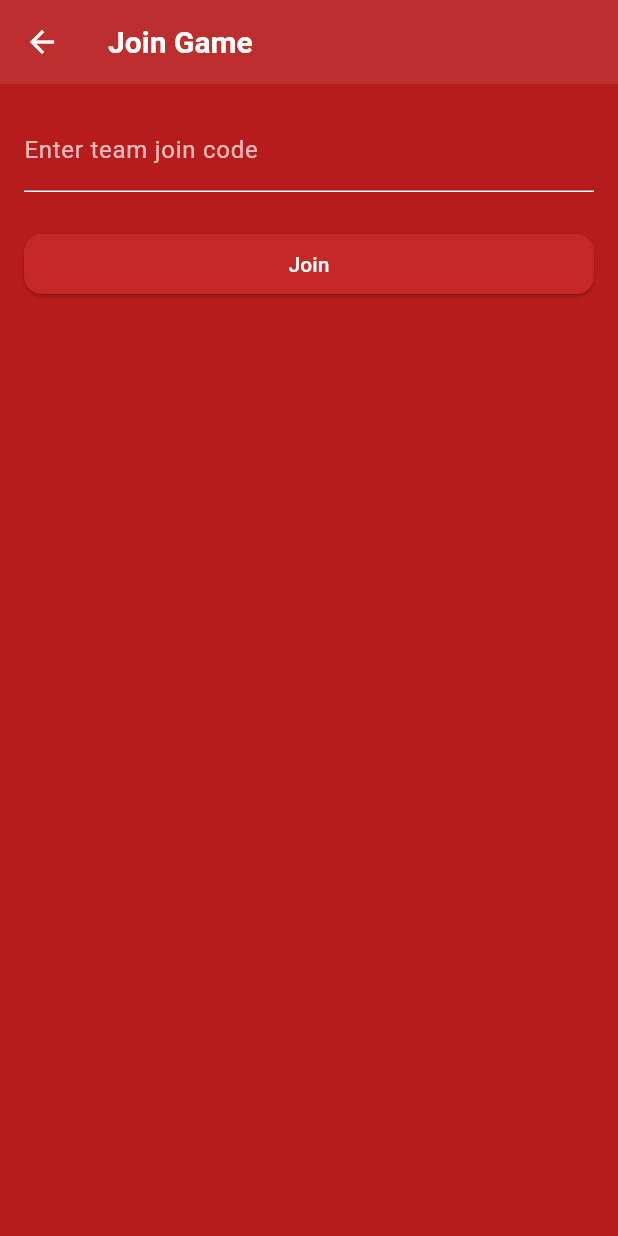
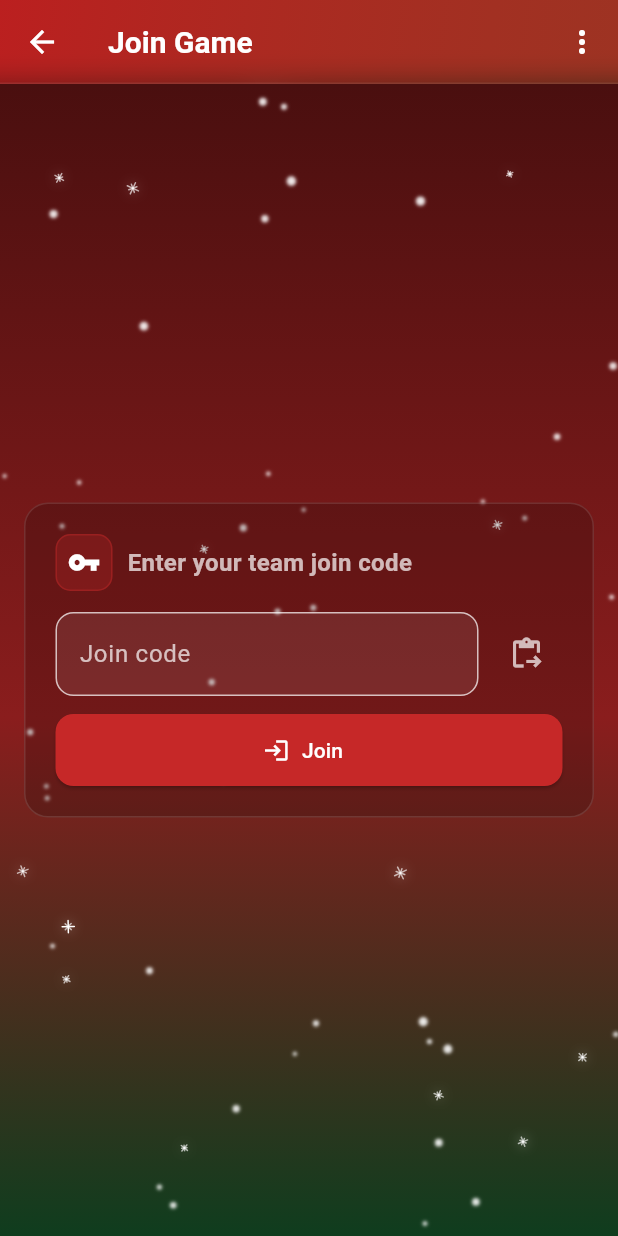
Before and after one commit to Batyito/christmas-bingo, a Flutter app: the JoinGameScreen screen opened directly, on a phone screen of 412 x 824 dp. Run offline on Flutter 3.47's test engine with Material 3 defaults, Android fonts, the phone set to English and light mode, and no system bars; our stand-ins replace cloud_firestore, confetti, firebase_auth, firebase_core; missing offline and left inert: flutter_fireworks; accounts and stored records are empty.

Commit message:
Refactor JoinGameScreen: themed UI, visual effects and improved join-code input
- Replace plain AppBar with GradientBlurAppBar (adds back nav + quick-nav action)
- Add seasonal background and overlays (snowfall/twinkles for Christmas, bunnies/floaters otherwise)
- Center content in a constrained card with updated styling (rounded, translucent, border)
- Improve join-code TextField: paste button, alphanumeric filtering, uppercase formatter, 12-char limit and updated hint/label
- Show inline error text and loading spinner on Join button
- Add automatic theme selection (_autoThemeKey)
- Add UpperCaseTextFormatter utility

```diff
--- a/lib/screens/join_game_screen.dart
+++ b/lib/screens/join_game_screen.dart
@@ -1,6 +1,14 @@
 import 'package:flutter/material.dart';
+import 'package:flutter/services.dart';
 import 'package:firebase_auth/firebase_auth.dart';
 import '../services/firestore/firestore_service.dart';
+import '../widgets/theme_effects/seasonal_gradient_background.dart';
+import '../widgets/theme_effects/snowfall_overlay.dart';
+import '../widgets/theme_effects/twinkles_overlay.dart';
+import '../widgets/theme_effects/hopping_bunnies_overlay.dart';
+import '../widgets/theme_effects/pastel_floaters_overlay.dart';
+import '../widgets/gradient_blur_app_bar.dart';
+import '../widgets/quick_nav_sheet.dart';
 
 class JoinGameScreen extends StatefulWidget {
   const JoinGameScreen({super.key});
@@ -14,36 +22,152 @@ class _JoinGameScreenState extends State<JoinGameScreen> {
   final _service = FirestoreService.instance;
   String? _error;
   bool _loading = false;
+  late final String _themeKey = _autoThemeKey();
 
   @override
   Widget build(BuildContext context) {
     return Scaffold(
-      appBar: AppBar(title: const Text('Join Game')),
-      body: Padding(
+      appBar: GradientBlurAppBar(
+        themeKey: _themeKey,
+        leading: IconButton(
+          icon: const Icon(Icons.arrow_back),
+          onPressed: () => Navigator.of(context).maybePop(),
+        ),
+        title: const Text('Join Game'),
+        actions: [
+          IconButton(
+            tooltip: 'Gyors menü',
+            icon: const Icon(Icons.more_vert),
+            onPressed: () => showQuickNavSheet(context),
+          ),
+        ],
+      ),
+      body: Stack(
+        children: [
+          SeasonalGradientBackground(themeKey: _themeKey),
+          if (_themeKey == 'christmas') ...[
+            const IgnorePointer(child: SnowfallOverlay()),
+            const IgnorePointer(child: TwinklesOverlay()),
+          ] else ...[
+            const IgnorePointer(child: HoppingBunniesOverlay()),
+            const IgnorePointer(child: PastelFloatersOverlay()),
+          ],
+          Center(
+            child: ConstrainedBox(
+              constraints: const BoxConstraints(maxWidth: 520),
+              child: Padding(
                 padding: const EdgeInsets.all(16.0),
+                child: _buildCard(context),
+              ),
+            ),
+          ),
+        ],
+      ),
+    );
+  }
+
+  Widget _buildCard(BuildContext context) {
+    final scheme = Theme.of(context).colorScheme;
+    return Container(
+      padding: const EdgeInsets.all(20),
+      decoration: BoxDecoration(
+        color: Colors.black.withValues(alpha: 0.18),
+        borderRadius: BorderRadius.circular(16),
+        border: Border.all(color: Colors.white.withValues(alpha: 0.12)),
+      ),
       child: Column(
+        mainAxisSize: MainAxisSize.min,
+        crossAxisAlignment: CrossAxisAlignment.stretch,
         children: [
-            TextField(
+          Row(
+            children: [
+              Container(
+                width: 38,
+                height: 38,
+                decoration: BoxDecoration(
+                  color: scheme.primary.withValues(alpha: 0.25),
+                  borderRadius: BorderRadius.circular(10),
+                  border: Border.all(
+                    color: scheme.primary.withValues(alpha: 0.4),
+                  ),
+                ),
+                child: const Icon(Icons.vpn_key, size: 22),
+              ),
+              const SizedBox(width: 10),
+              const Expanded(
+                child: Text(
+                  'Enter your team join code',
+                  style: TextStyle(fontSize: 16, fontWeight: FontWeight.w700),
+                ),
+              ),
+            ],
+          ),
+          const SizedBox(height: 14),
+          Row(
+            children: [
+              Expanded(
+                child: TextField(
                   controller: _codeController,
                   textCapitalization: TextCapitalization.characters,
-              decoration: const InputDecoration(
-                labelText: 'Enter team join code',
-                hintText: 'e.g. 8 characters',
+                  inputFormatters: [
+                    FilteringTextInputFormatter.allow(RegExp(r'[A-Za-z0-9]')),
+                    UpperCaseTextFormatter(),
+                    LengthLimitingTextInputFormatter(12),
+                  ],
+                  decoration: InputDecoration(
+                    labelText: 'Join code',
+                    hintText: 'e.g. 8–12 characters',
+                    filled: true,
+                    fillColor: Colors.white.withValues(alpha: 0.08),
+                    border: OutlineInputBorder(
+                      borderRadius: BorderRadius.circular(12),
                     ),
                   ),
-            const SizedBox(height: 16),
-            if (_error != null)
-              Text(_error!, style: const TextStyle(color: Colors.red)),
-            const SizedBox(height: 8),
-            SizedBox(
-              width: double.infinity,
-              child: ElevatedButton(
-                onPressed: _loading ? null : _join,
-                child: const Text('Join'),
                 ),
-            )
+              ),
+              const SizedBox(width: 8),
+              IconButton(
+                tooltip: 'Paste',
+                icon: const Icon(Icons.content_paste_go_outlined),
+                onPressed: () async {
+                  final data = await Clipboard.getData('text/plain');
+                  final text = (data?.text ?? '').trim();
+                  if (text.isNotEmpty) {
+                    _codeController.text = text.toUpperCase();
+                  }
+                },
+              ),
             ],
           ),
+          const SizedBox(height: 12),
+          if (_error != null)
+            Padding(
+              padding: const EdgeInsets.only(bottom: 8.0),
+              child: Text(
+                _error!,
+                style: const TextStyle(color: Colors.amberAccent),
+              ),
+            ),
+          SizedBox(
+            height: 48,
+            child: ElevatedButton.icon(
+              onPressed: _loading ? null : _join,
+              icon: _loading
+                  ? const SizedBox(
+                      width: 18,
+                      height: 18,
+                      child: CircularProgressIndicator(strokeWidth: 2),
+                    )
+                  : const Icon(Icons.login),
+              label: const Text('Join'),
+              style: ElevatedButton.styleFrom(
+                shape: RoundedRectangleBorder(
+                  borderRadius: BorderRadius.circular(12),
+                ),
+              ),
+            ),
+          ),
+        ],
       ),
     );
   }
@@ -70,4 +194,23 @@ class _JoinGameScreenState extends State<JoinGameScreen> {
       if (mounted) setState(() => _loading = false);
     }
   }
+
+  String _autoThemeKey() {
+    final month = DateTime.now().month;
+    return (month == 10 || month == 11 || month == 12 || month == 1)
+        ? 'christmas'
+        : 'easter';
   }
+}
+
+// Uppercase text input formatter
+class UpperCaseTextFormatter extends TextInputFormatter {
+  @override
+  TextEditingValue formatEditUpdate(
+      TextEditingValue oldValue, TextEditingValue newValue) {
+    return newValue.copyWith(
+      text: newValue.text.toUpperCase(),
+      selection: newValue.selection,
+    );
+  }
+}
```
Lines whose indentation alone changed are shown as unchanged.
